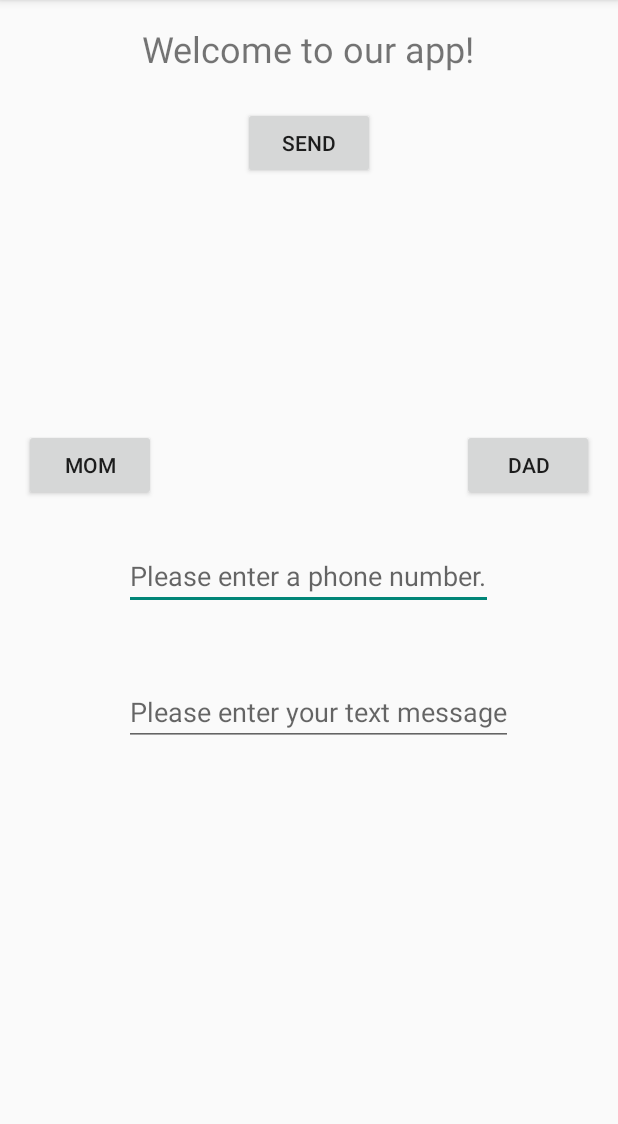
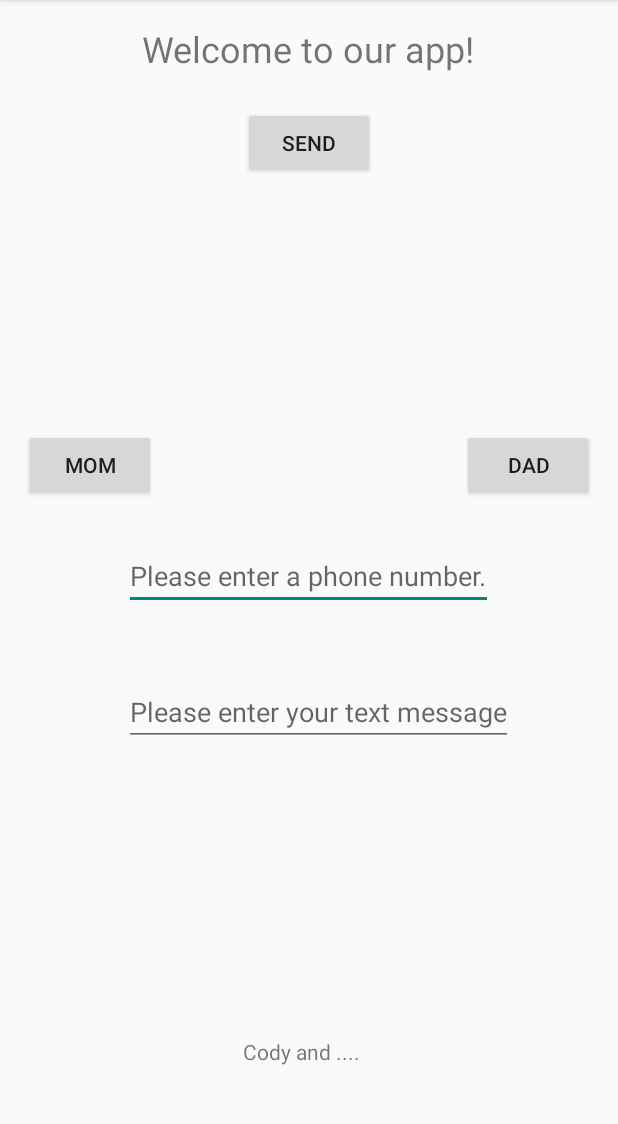
Before and after one commit to tristangaebler/TextingApp, an Android app: the screen it shows after launch (TextingActivity), on a phone screen of 412 x 824 dp, the part 84-1208 px from its top. Run offline under Robolectric (Android 15) with nearby library versions, the phone set to English and light mode, and no system bars.

Commit message:
Adding my name to the project.

```diff
--- a/app/src/main/java/ctect/textingapp/TextingActivity.java
+++ b/app/src/main/java/ctect/textingapp/TextingActivity.java
@@ -16,7 +16,9 @@ import android.content.Intent;
 
 import org.w3c.dom.Text;
 
-
+/**
+ * @author Cody Henrichsen  - Helped OH so much.
+ */
 public class TextingActivity extends AppCompatActivity {
 
     private Button startButton;
--- a/app/src/main/res/layout/activity_texting.xml
+++ b/app/src/main/res/layout/activity_texting.xml
@@ -63,4 +63,14 @@
         android:layout_alignParentRight="true"
         android:layout_alignParentEnd="true" />
 
+    <TextView
+        android:layout_width="wrap_content"
+        android:layout_height="wrap_content"
+        android:id="@+id/madeBy"
+        android:text="Cody and ...."
+        android:layout_alignParentBottom="true"
+        android:layout_alignLeft="@+id/StartButton"
+        android:layout_alignStart="@+id/StartButton"
+        android:layout_marginBottom="41dp"/>
+
 </RelativeLayout>
```
